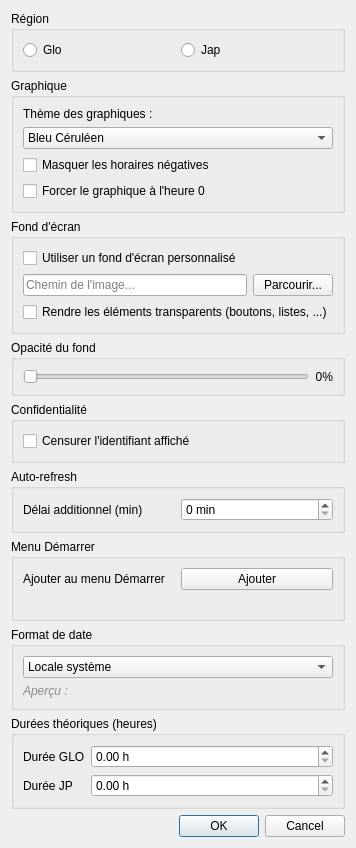
Before: the Qt Designer form options.ui in darkruss48/Polar, drawn with Qt 5.
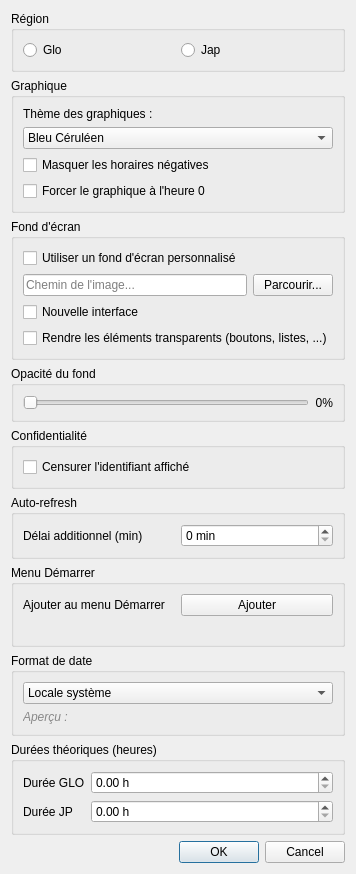
After: the same form once the commit is applied.

Commit message: feat: new ui ; settings to activate that new ui

The edit to the form file:
```diff
--- a/options.ui
+++ b/options.ui
@@ -154,6 +154,16 @@
         </item>
        </layout>
       </item>
+      <item>
+       <widget class="QCheckBox" name="checkNewUI">
+        <property name="text">
+         <string>Nouvelle interface</string>
+        </property>
+        <property name="toolTip">
+         <string>Utilise le nouveau style d'affichage pour l'application.</string>
+        </property>
+       </widget>
+      </item>
       <item>
        <widget class="QCheckBox" name="checkTransparentControls">
         <property name="text">
```
The commit also changes 7 other files.
